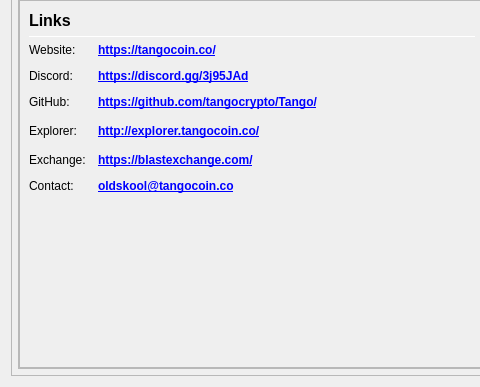
First picture: the form in src/qt/forms/overviewpage.ui, repository tangocrypto/Tango, before the edit; both pictures show x 0 to 480 and y 454 to 841 of the 978 by 841 pixel window.
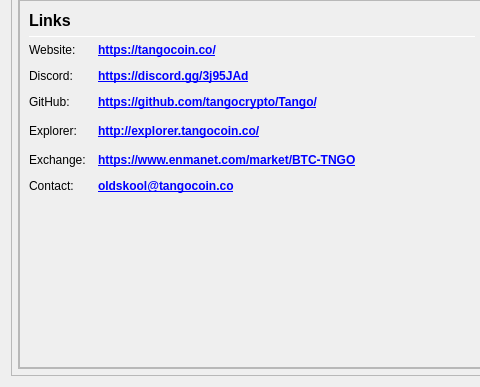
Second picture: the form after the edit.

Patch:
```diff
--- a/src/qt/forms/overviewpage.ui
+++ b/src/qt/forms/overviewpage.ui
@@ -791,7 +791,7 @@
                           </font>
                          </property>
                          <property name="text">
-                          <string notr="true">&lt;a href=&quot;https://blastexchange.com/&quot;&gt;https://blastexchange.com/&lt;/a&gt;</string>
+                          <string notr="true">&lt;a href=&quot;https://www.enmanet.com/market/BTC-TNGO&quot;&gt;https://www.enmanet.com/market/BTC-TNGO&lt;/a&gt;</string>
                          </property>
                          <property name="alignment">
                            <set>Qt::AlignLeading|Qt::AlignLeft|Qt::AlignVCenter</set>
```
